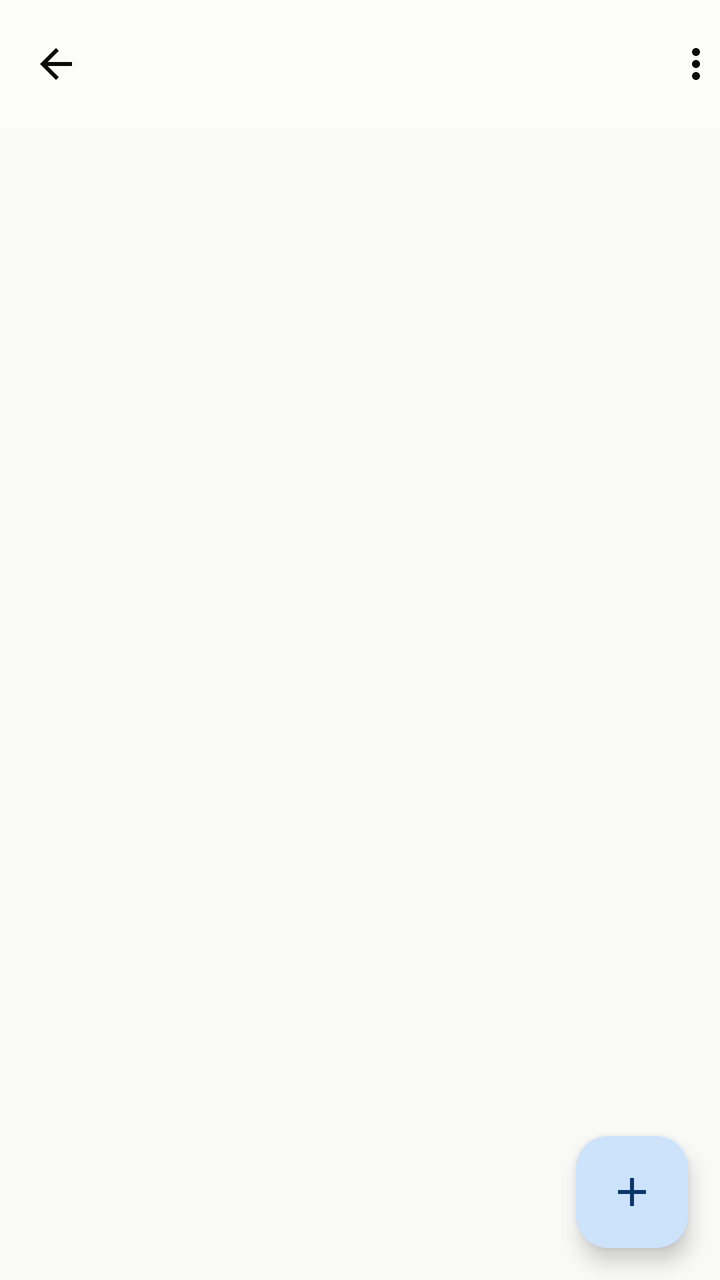
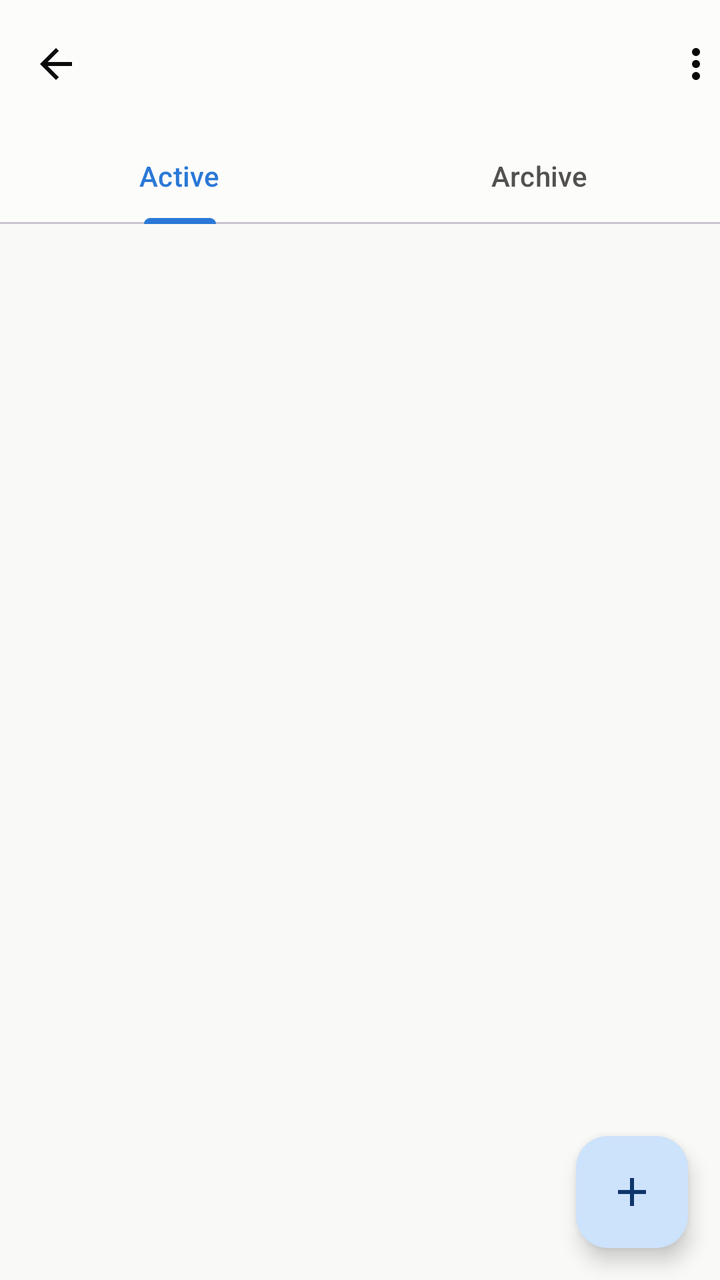

An Android layout rendered at two revisions. The XML below is the earlier revision; the diff shows what the commit changed to produce the second picture.
<!-- AndroidManifest.xml: application theme Theme.MedMe -->
<!-- res/layout/activity_patient_detail.xml -->
<?xml version="1.0" encoding="utf-8"?>
<androidx.coordinatorlayout.widget.CoordinatorLayout xmlns:android="http://schemas.android.com/apk/res/android"
    xmlns:app="http://schemas.android.com/apk/res-auto"
    android:id="@+id/rootLayout"
    android:layout_width="match_parent"
    android:layout_height="match_parent"
    android:fitsSystemWindows="true">

    <com.google.android.material.appbar.AppBarLayout
        android:layout_width="match_parent"
        android:layout_height="wrap_content"
        android:fitsSystemWindows="true"
        app:statusBarForeground="?attr/colorSurface">

        <androidx.appcompat.widget.Toolbar
            android:id="@+id/toolbar"
            android:layout_width="match_parent"
            android:layout_height="?attr/actionBarSize"
            app:navigationIcon="@drawable/ic_back">

            <TextView
                android:id="@+id/textToolbarTitle"
                android:layout_width="wrap_content"
                android:layout_height="wrap_content"
                android:ellipsize="end"
                android:maxLines="1"
                android:textAppearance="?attr/textAppearanceTitleLarge"
                android:textColor="?attr/colorOnSurface" />

            <ImageButton
                android:id="@+id/buttonMoreOptions"
                android:layout_width="wrap_content"
                android:layout_height="wrap_content"
                android:layout_gravity="end|center_vertical"
                android:background="?attr/selectableItemBackgroundBorderless"
                android:contentDescription="@string/more_options"
                app:srcCompat="@drawable/ic_more_vert" />

        </androidx.appcompat.widget.Toolbar>

    </com.google.android.material.appbar.AppBarLayout>

    <androidx.recyclerview.widget.RecyclerView
        android:id="@+id/recyclerMedications"
        android:layout_width="match_parent"
        android:layout_height="match_parent"
        android:clipToPadding="false"
        android:paddingBottom="88dp"
        app:layout_behavior="@string/appbar_scrolling_view_behavior" />

    <TextView
        android:id="@+id/textEmptyState"
        android:layout_width="wrap_content"
        android:layout_height="wrap_content"
        android:layout_gravity="center"
        android:text="@string/empty_medications"
        android:textAppearance="?attr/textAppearanceBodyLarge"
        android:visibility="gone" />

    <com.google.android.material.floatingactionbutton.FloatingActionButton
        android:id="@+id/fabAddMedication"
        android:layout_width="wrap_content"
        android:layout_height="wrap_content"
        android:layout_gravity="bottom|end"
        android:layout_margin="16dp"
        android:contentDescription="@string/add_medication"
        app:srcCompat="@drawable/ic_add" />

</androidx.coordinatorlayout.widget.CoordinatorLayout>
<!-- resources referenced by this layout -->
<resources>
  <!-- drawable ic_add (drawable) -->
  <vector xmlns:android="http://schemas.android.com/apk/res/android"
      android:width="24dp"
      android:height="24dp"
      android:viewportWidth="24"
      android:viewportHeight="24"
      android:tint="?attr/colorOnPrimaryContainer">
      <path
          android:fillColor="@android:color/white"
          android:pathData="M19,13h-6v6h-2v-6H5v-2h6V5h2v6h6v2z" />
  </vector>
  <!-- drawable ic_back (drawable) -->
  <vector xmlns:android="http://schemas.android.com/apk/res/android"
      android:width="24dp"
      android:height="24dp"
      android:viewportWidth="24"
      android:viewportHeight="24"
      android:tint="?attr/colorOnSurface">
      <path
          android:fillColor="@android:color/white"
          android:pathData="M20,11H7.83l5.59,-5.59L12,4l-8,8 8,8 1.41,-1.41L7.83,13H20v-2z" />
  </vector>
  <!-- drawable ic_more_vert (drawable) -->
  <vector xmlns:android="http://schemas.android.com/apk/res/android"
      android:width="24dp"
      android:height="24dp"
      android:viewportWidth="24"
      android:viewportHeight="24"
      android:tint="?attr/colorOnSurface">
      <path
          android:fillColor="@android:color/white"
          android:pathData="M12,8c1.1,0 2,-0.9 2,-2s-0.9,-2 -2,-2 -2,0.9 -2,2 0.9,2 2,2zM12,10c-1.1,0 -2,0.9 -2,2s0.9,2 2,2 2,-0.9 2,-2 -0.9,-2 -2,-2zM12,16c-1.1,0 -2,0.9 -2,2s0.9,2 2,2 2,-0.9 2,-2 -0.9,-2 -2,-2z" />
  </vector>
  <string name="add_medication">Add medication</string>
  <string name="empty_medications">No medications yet. Tap + to add one.</string>
  <string name="more_options">More options</string>
  <style name="Theme.MedMe" parent="Theme.Material3.DayNight.NoActionBar">
          <item name="colorPrimary">@color/md_primary</item>
          <item name="colorOnPrimary">@color/md_on_primary</item>
          <item name="colorPrimaryContainer">@color/md_primary_container</item>
          <item name="colorOnPrimaryContainer">@color/md_on_primary_container</item>
          <item name="colorSurface">@color/md_surface</item>
          <item name="colorOnSurface">@color/md_on_surface</item>
          <item name="colorOnSurfaceVariant">@color/md_on_surface_variant</item>
          <item name="android:colorBackground">@color/md_background</item>
          <item name="colorOutline">@color/md_outline</item>
          <item name="android:statusBarColor">@color/md_surface</item>
          <item name="android:windowLightStatusBar" tools:targetApi="m">true</item>
      </style>
  <color name="md_primary">#2a78d6</color>
  <color name="md_on_primary">#ffffff</color>
  <color name="md_primary_container">#cde2fb</color>
  <color name="md_on_primary_container">#0d366b</color>
  <color name="md_surface">#fcfcfb</color>
  <color name="md_on_surface">#0b0b0b</color>
  <color name="md_on_surface_variant">#52514e</color>
  <color name="md_background">#f9f9f7</color>
  <color name="md_outline">#c3c2b7</color>
</resources>

<!-- the commit's change to res/layout/activity_patient_detail.xml (unified diff, before → after) -->
@@ -38,6 +38,21 @@
 
         </androidx.appcompat.widget.Toolbar>
 
+        <com.google.android.material.tabs.TabLayout
+            android:id="@+id/tabLayoutMedications"
+            android:layout_width="match_parent"
+            android:layout_height="wrap_content">
+
+            <com.google.android.material.tabs.TabItem
+                android:id="@+id/tabActive"
+                android:text="@string/tab_active_medications" />
+
+            <com.google.android.material.tabs.TabItem
+                android:id="@+id/tabArchive"
+                android:text="@string/tab_archived_medications" />
+
+        </com.google.android.material.tabs.TabLayout>
+
     </com.google.android.material.appbar.AppBarLayout>
 
     <androidx.recyclerview.widget.RecyclerView
<!-- resource entries referenced after the edit -->
@@ -36,6 +36,8 @@
   <string name="add_medication">Add medication</string>
   <string name="empty_medications">No medications yet. Tap + to add one.</string>
   <string name="more_options">More options</string>
+  <string name="tab_active_medications">Active</string>
+  <string name="tab_archived_medications">Archive</string>
   <style name="Theme.MedMe" parent="Theme.Material3.DayNight.NoActionBar">
           <item name="colorPrimary">@color/md_primary</item>
           <item name="colorOnPrimary">@color/md_on_primary</item>
